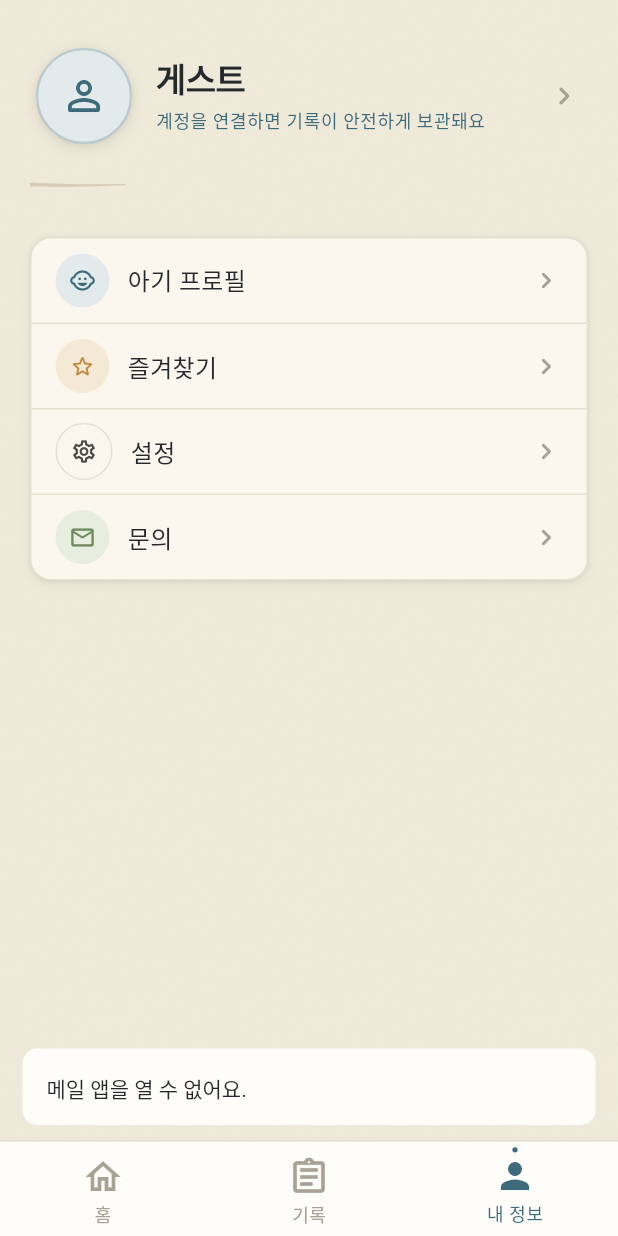
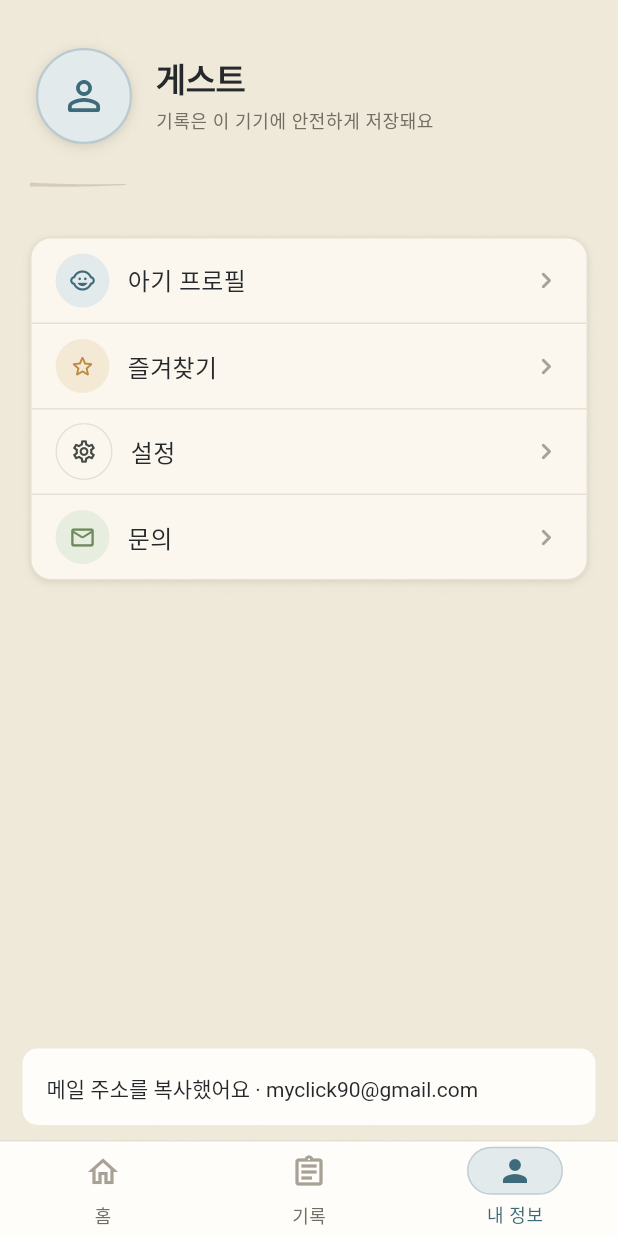
Before and after one commit to skyinthe-sea/agawaeuleo, a Flutter app: the ProfileScreen screen opened by its route, after a tap on "문의", on a phone screen of 412 x 824 dp. Run offline on Flutter 3.47's test engine with Material 3 defaults, Android fonts, the phone set to English and light mode, and no system bars; drawn by our look-alikes of flutter_animate; our stand-ins replace connectivity_plus, drift, drift_flutter, envied, firebase_core, firebase_messaging and 12 more; accounts and stored records are empty; generated files the repository leaves out were written again; Roboto replaces fonts that are missing (NotoSerifKR, Pretendard).

Commit message:
feat: 게스트 전용 출시 준비 — 계정연결 숨김·법무 재작성·네비 재설계·브랜딩·문의
- 계정연결 비활성(주석·복원 가능): 내 정보 헤더 onTap nullable(비인터랙티브·로컬
  저장 안내), 설정 ConnectAccountBanner, 트래킹 백업유도 시트(_maybeShowBackupPriming)
  배선 제거(backup_priming_sheet.dart 파일은 보존)
- 개인정보처리방침/이용약관: 로그인 없음·개인정보 미수집·기록 로컬 저장으로 재작성
  (§13.2/§13.3 원문 유지, 시행일 2026-07-12, 임시초안 박스 제거, §2 라이브 동기화 대비 완화)
- 오픈소스 라이선스 타일 숨김(주석)
- 하단 네비 재설계: 활성 accentWash 스타디움 알약(팝인+accent 헤어라인,
  textScaler≤1.3, reduce-motion·라이트/다크 토큰)
- 문의 구현·수정: 공용 lib/core/support/support_contact.dart → myclick90@gmail.com
  (LaunchMode.externalApplication + 실패 시 클립보드 폴백), Android manifest <queries> SENDTO+mailto
- 앱 이름 '아가왜울어'(AOS strings.xml/label, iOS CFBundleDisplayName)
- 앱 아이콘 토스풍(InkSeal 인주색+"아"): tool/app_icon/generate_app_icon.py,
  AOS 적응형+레거시 5밀도, iOS 15종(풀블리드·알파 없음)

검증: flutter analyze 0 이슈, 테스트 38파일 통과, apk --debug 빌드 ✓. 4각 적대검증 반영.

Co-Authored-By: Claude Opus 4.8 (1M context) <noreply@anthropic.com>

```diff
--- /dev/null
+++ b/lib/core/support/support_contact.dart
@@ -0,0 +1,35 @@
+import 'package:flutter/material.dart';
+import 'package:flutter/services.dart';
+import 'package:url_launcher/url_launcher.dart';
+
+/// 고객 문의 창구(§11.13/§11.16).
+///
+/// 발주자 문의 이메일. 화면·테스트가 하드코딩하지 않도록 단일 소스로 노출한다.
+const String supportEmail = 'myclick90@gmail.com';
+
+/// 문의 메일 앱을 **외부 애플리케이션**으로 연다.
+///
+/// 메일 앱을 열 수 없는 기기(메일 계정 미설정 등)에서도 문의가 "먹통"이 되지 않도록,
+/// 실패 시 주소를 클립보드에 복사하고 스낵바로 안내한다. Android 11+ 에서
+/// `launchUrl(mailto)` 가 성공하려면 매니페스트 `<queries>` 에 mailto(SENDTO)
+/// 인텐트가 선언돼 있어야 한다(AndroidManifest.xml 참조).
+Future<void> launchSupportEmail(BuildContext context) async {
+  final messenger = ScaffoldMessenger.of(context);
+  final uri = Uri.parse(
+    'mailto:$supportEmail?subject=${Uri.encodeComponent('[아가왜울어] 문의')}',
+  );
+
+  var launched = false;
+  try {
+    launched = await launchUrl(uri, mode: LaunchMode.externalApplication);
+  } on Object {
+    launched = false;
+  }
+  if (launched) return;
+
+  // 폴백: 메일 앱을 열 수 없을 때 주소를 복사해 직접 보낼 수 있게 안내한다.
+  await Clipboard.setData(const ClipboardData(text: supportEmail));
+  messenger.showSnackBar(
+    SnackBar(content: Text('메일 주소를 복사했어요 · $supportEmail')),
+  );
+}
--- a/lib/presentation/features/profile/profile_screen.dart
+++ b/lib/presentation/features/profile/profile_screen.dart
@@ -1,9 +1,9 @@
 import 'package:flutter/material.dart';
 import 'package:flutter_riverpod/flutter_riverpod.dart';
 import 'package:go_router/go_router.dart';
-import 'package:url_launcher/url_launcher.dart';
 
 import '../../../config/theme/theme.dart';
+import '../../../core/support/support_contact.dart';
 import '../../router/routes.dart';
 import '../../widgets/cards/app_card.dart';
 import '../../widgets/dividers/brush_divider.dart';
@@ -28,26 +28,10 @@ import 'widgets/profile_menu_tile.dart';
 class ProfileScreen extends ConsumerWidget {
   const ProfileScreen({super.key});
 
-  static const String _contactEmail = 'support@agawaeuleo.app';
-
-  Future<void> _openContact(BuildContext context) async {
-    final uri = Uri(
-      scheme: 'mailto',
-      path: _contactEmail,
-      queryParameters: <String, String>{'subject': '아가왜울어 문의'},
-    );
-    final messenger = ScaffoldMessenger.of(context);
-    final launched = await launchUrl(uri);
-    if (!launched && context.mounted) {
-      messenger.showSnackBar(const SnackBar(content: Text('메일 앱을 열 수 없어요.')));
-    }
-  }
-
   @override
   Widget build(BuildContext context, WidgetRef ref) {
     final colors = context.colors;
     final isGuest = ref.watch(isGuestProvider);
-    final userId = ref.watch(currentUserIdProvider);
 
     return Scaffold(
       backgroundColor: colors.paperBg,
@@ -56,12 +40,9 @@ class ProfileScreen extends ConsumerWidget {
           child: ListView(
             padding: const EdgeInsets.all(AppSpacing.screenPadding),
             children: [
-              ProfileHeader(
-                isGuest: isGuest,
-                subtitle: userId,
-                onTap: () =>
-                    context.pushNamed(isGuest ? Routes.login : Routes.settings),
-              ),
+              // 게스트 전용 모드: 계정 연결/편집 진입점을 숨긴다 —
+              // onTap 없이 정보 표시용 헤더로만 노출(chevron·탭 없음).
+              ProfileHeader(isGuest: isGuest),
               const SizedBox(height: AppSpacing.x12),
               const BrushDivider.section(),
               const SizedBox(height: AppSpacing.x32),
@@ -104,7 +85,7 @@ class ProfileScreen extends ConsumerWidget {
                       washColor: colors.sageWash,
                       iconColor: colors.sage,
                       index: 3,
-                      onTap: () => _openContact(context),
+                      onTap: () => launchSupportEmail(context),
                     ),
                   ],
                 ),
--- a/lib/presentation/features/profile/widgets/profile_header.dart
+++ b/lib/presentation/features/profile/widgets/profile_header.dart
@@ -4,43 +4,36 @@ import '../../../../config/theme/theme.dart';
 import '../../../../core/haptics/app_haptics.dart';
 import '../../../widgets/animated/ink_wash_splash.dart';
 
-/// §11.13 상단 프로필 헤더 — 아바타 원 64 + 이름/이메일(또는 게스트 안내).
+/// §11.13 상단 프로필 헤더 — 아바타 원 64 + 이름/부제.
 ///
-/// 게스트일 때는 이름 자리에 "게스트"를 보여주고 그 아래 계정 연결을 유도하는
-/// 한 줄(캡션, `accent`)을 붙인다. 연결된 계정은 이메일이 도메인에 없어(§domain
-/// AuthRepository 참고) `subtitle`(user_id)을 대신 보여준다. 전체 헤더가
-/// [onTap]("아바타 탭 → 프로필 편집")의 탭 영역이다.
+/// 게스트일 때는 이름 자리에 "게스트"를 보여주고 그 아래 로컬 저장 안내 한 줄
+/// (캡션, `ink500`)을 붙인다(게스트 전용 모드 — 계정 연결 유도 문구는 비활성).
+/// 연결된 계정은 이메일이 도메인에 없어(§domain AuthRepository 참고)
+/// `subtitle`(user_id)을 대신 보여준다. [onTap]이 주어지면 전체 헤더가 탭 영역이
+/// 되고(우측 chevron 노출), null이면 정보 표시용 비인터랙티브 헤더가 된다.
 class ProfileHeader extends StatelessWidget {
   const ProfileHeader({
     required this.isGuest,
-    required this.onTap,
     super.key,
     this.subtitle,
+    this.onTap,
   });
 
   final bool isGuest;
 
   /// 연결된 계정일 때 표시할 부제(user_id). 게스트면 무시된다.
   final String? subtitle;
-  final VoidCallback onTap;
+
+  /// null이면 헤더는 정보 표시용(비인터랙티브)이 된다 — 게스트 전용 모드에서
+  /// 계정 연결/편집 진입점을 숨기기 위함(chevron·리플·탭 없음).
+  final VoidCallback? onTap;
 
   @override
   Widget build(BuildContext context) {
     final colors = context.colors;
     final texts = context.texts;
 
-    return Material(
-      color: Colors.transparent,
-      child: InkWell(
-        onTap: () {
-          AppHaptics.tap();
-          onTap();
-        },
-        splashFactory: InkWashSplash.splashFactory,
-        splashColor: colors.accentWash,
-        highlightColor: Colors.transparent,
-        borderRadius: AppRadius.brMd,
-        child: Padding(
+    final content = Padding(
       padding: const EdgeInsets.symmetric(
         horizontal: AppSpacing.x4,
         vertical: AppSpacing.x12,
@@ -62,9 +55,11 @@ class ProfileHeader extends StatelessWidget {
                 ),
                 const SizedBox(height: AppSpacing.x4),
                 if (isGuest)
+                  // 게스트 전용 모드: 계정 연결 유도 문구 대신 로컬 저장 안내만 노출.
+                  // (원문 "계정을 연결하면 기록이 안전하게 보관돼요" — 계정 기능 복원 시 되돌릴 것)
                   Text(
-                        '계정을 연결하면 기록이 안전하게 보관돼요',
-                        style: texts.caption.copyWith(color: colors.accent),
+                    '기록은 이 기기에 안전하게 저장돼요',
+                    style: texts.caption.copyWith(color: colors.ink500),
                     maxLines: 1,
                     overflow: TextOverflow.ellipsis,
                   )
@@ -78,10 +73,26 @@ class ProfileHeader extends StatelessWidget {
               ],
             ),
           ),
+          if (onTap != null)
             Icon(Icons.chevron_right_rounded, color: colors.ink300),
         ],
       ),
-        ),
+    );
+
+    if (onTap == null) return content;
+
+    return Material(
+      color: Colors.transparent,
+      child: InkWell(
+        onTap: () {
+          AppHaptics.tap();
+          onTap!();
+        },
+        splashFactory: InkWashSplash.splashFactory,
+        splashColor: colors.accentWash,
+        highlightColor: Colors.transparent,
+        borderRadius: AppRadius.brMd,
+        child: content,
       ),
     );
   }
--- a/lib/presentation/features/settings/terms_viewer_screen.dart
+++ b/lib/presentation/features/settings/terms_viewer_screen.dart
@@ -9,20 +9,20 @@ import 'terms_doc.dart';
 /// §11.16 "정책/약관 탭 → 인앱 뷰어". [doc]으로 [TermsDoc.privacy]/[TermsDoc.terms]를
 /// 구분해 같은 뷰어를 재사용한다.
 ///
-/// **범위**: 여기 있는 본문은 구조를 보여주는 자리표시자(placeholder) 초안이다.
-/// §12.1-9에 따라 실제 법률 문구의 작성·최종 검수 책임은 발주자에게 있다 — 아래
-/// `_sectionsFor`의 TODO 지점을 확정 텍스트로 교체해야 스토어 제출이 가능하다
-/// (§13.4 "개인정보처리방침·이용약관 링크").
+/// **범위**: 본문은 현재 앱 동작(로그인 없는 게스트 전용 · 기록은 기기에 로컬 저장 ·
+/// 개인정보 미수집)에 맞춘 내용이다. 서버/제휴 구성이 바뀌면(계정 연결 도입, 수집
+/// 항목 추가 등) 이 문구도 함께 갱신해야 하며, 스토어 제출 전 발주자의 최종 확인을
+/// 권장한다(§13.4 "개인정보처리방침·이용약관 링크"). 대가성(§13.2)·의학 면책(§13.3)
+/// 문구는 앱 내 다른 표기와 동일한 원문을 사용한다.
 ///
-/// DESIGN v2 §7.7 — amber 하드코딩 배경을 `amberWash` 토큰으로, 섹션 제목 앞에
-/// 번호 배지(20dp 원, accentWash/accent, data체)를 붙이고, 문서 말미에
-/// `InkSeal`(watermark) + 시행일로 마무리한다.
+/// DESIGN v2 §7.7 — 섹션 제목 앞에 번호 배지(20dp 원, accentWash/accent, data체)를
+/// 붙이고, 문서 말미에 `InkSeal`(watermark) + 시행일로 마무리한다.
 class TermsViewerScreen extends StatelessWidget {
   const TermsViewerScreen({required this.doc, super.key});
 
   final String doc;
 
-  static const String _effectiveDateNotice = '시행일: TODO(발주자) — 최종 확정 후 표기';
+  static const String _effectiveDateNotice = '시행일: 2026년 7월 12일';
 
   @override
   Widget build(BuildContext context) {
@@ -44,20 +44,6 @@ class TermsViewerScreen extends StatelessWidget {
             Text(
               _effectiveDateNotice,
               style: texts.caption.copyWith(color: colors.ink500),
-            ),
-            const SizedBox(height: AppSpacing.x16),
-            Container(
-              padding: const EdgeInsets.all(AppSpacing.cardPadding),
-              decoration: BoxDecoration(
-                color: colors.amberWash,
-                borderRadius: AppRadius.brMd,
-                border: Border.all(color: colors.amber.withValues(alpha: 0.4)),
-              ),
-              child: Text(
-                '이 문서는 개발 단계의 임시 초안입니다. 발주자의 법률 검토를 거쳐 '
-                '확정된 문구로 교체한 뒤 스토어에 제출해야 합니다(§12.1, §13.4).',
-                style: texts.caption.copyWith(color: colors.ink700),
-              ),
             ),
             const SizedBox(height: AppSpacing.x24),
             for (var i = 0; i < sections.length; i++) ...[
@@ -104,57 +90,71 @@ class TermsViewerScreen extends StatelessWidget {
   List<_TermsSection> _sectionsFor(String doc) => switch (doc) {
     TermsDoc.privacy => const [
       _TermsSection(
-        '1. 수집하는 개인정보 항목',
-        'TODO(발주자): 이메일, 아기 프로필(생년월일 등), '
-            '트래킹 기록, 기기 식별자 등 실제 수집 항목을 확정해 채워주세요.',
+        '1. 개인정보를 수집하지 않습니다',
+        '아가왜울어는 회원가입과 로그인이 없으며, 이름·이메일·전화번호·주소처럼 '
+            '개인을 식별할 수 있는 정보를 수집하지 않습니다. 서비스를 이용하기 위해 '
+            '별도의 계정을 만들 필요가 없습니다.',
       ),
       _TermsSection(
-        '2. 개인정보의 수집 및 이용 목적',
-        'TODO(발주자): 서비스 제공, 계정 식별, '
-            '맞춤 콘텐츠 제공 등 목적을 명시해주세요.',
+        '2. 육아 기록은 기기에 저장됩니다',
+        '수유·수면·기저귀 같은 육아 기록, 아기 프로필, 즐겨찾기 등 이용자가 입력한 '
+            '정보는 이용자의 기기(로컬 저장소)에 저장됩니다. 로그인이 없으므로 이 기록은 '
+            '이름·이메일 같은 개인을 식별하는 정보와 연결되지 않으며, 제3자에게 판매·'
+            '공유되지 않습니다. 앱을 삭제하면 기기의 기록도 삭제되니, 중요한 기록은 기기 '
+            '분실에 대비해 별도로 보관해 주세요.',
       ),
       _TermsSection(
-        '3. 개인정보의 보유 및 이용 기간',
-        'TODO(발주자): 계정 삭제 시 파기 원칙 및 '
-            '법령에 따른 보존 예외를 기재해주세요(§13.4 계정 삭제 요건).',
+        '3. 증상·제품 정보의 표시',
+        '앱이 보여 주는 증상 참고정보와 육아용품 목록은 서버에서 내려받아 표시하는 '
+            '공용 콘텐츠입니다. 이 정보를 불러오는 과정에서 이용자를 식별하는 개인정보는 '
+            '서버로 전송되지 않습니다.',
       ),
       _TermsSection(
-        '4. 이용자의 권리와 행사 방법',
-        'TODO(발주자): 열람·정정·삭제·처리정지 요구권 '
-            '및 설정 내 계정 삭제 경로를 안내해주세요.',
+        '4. 외부 서비스로의 연결',
+        '육아용품 추천 링크를 누르면 외부 브라우저 또는 쿠팡 앱이 열립니다. 링크 이동 '
+            '이후의 정보 처리는 해당 서비스(쿠팡)의 개인정보처리방침을 따릅니다. '
+            '아가왜울어는 쿠팡 파트너스 활동으로 수수료를 받습니다.',
       ),
       _TermsSection(
-        '5. 제3자 제공 및 위탁',
-        'TODO(발주자): Supabase, 쿠팡 파트너스, 푸시(FCM) '
-            '등 사용 중인 외부 서비스와 위탁 범위를 기재해주세요.',
+        '5. 앱 안정성 진단',
+        '앱의 오류를 개선하기 위해, 개인을 식별할 수 없는 익명의 오류·진단 정보가 '
+            '수집될 수 있습니다. 이 정보에는 이름·연락처 등 개인정보가 포함되지 않습니다.',
       ),
+      _TermsSection('6. 문의', '개인정보 처리에 관한 문의는 myclick90@gmail.com 으로 연락해 주세요.'),
     ],
     TermsDoc.terms => const [
+      _TermsSection('1. 목적', '본 약관은 아가왜울어(이하 ‘앱’)의 이용 조건과 절차를 정합니다.'),
       _TermsSection(
-        '1. 목적',
-        'TODO(발주자): 본 약관이 아가왜울어 앱 이용에 관한 조건을 '
-            '규정함을 명시해주세요.',
+        '2. 서비스의 내용',
+        '앱은 아기 증상에 대한 참고정보, 육아용품 추천, 육아 기록(트래킹) 기능을 '
+            '제공합니다. 증상 정보는 의학적 진단이 아니라 일반적인 참고 목적으로 '
+            '제공됩니다.',
       ),
       _TermsSection(
-        '2. 서비스의 내용',
-        'TODO(발주자): 증상 정보 제공(참고용, 진단 아님), '
-            '육아용품 추천(쿠팡 파트너스 활동으로 수수료 수취 — §13.2), 트래킹 등 '
-            '제공 기능을 기재해주세요.',
-      ),
-      _TermsSection(
-        '3. 회원가입 및 게스트 이용',
-        'TODO(발주자): 로그인 없이 이용 가능한 범위와 '
-            '계정 연결 시 데이터 승계 원칙을 안내해주세요(§3.3 게스트 우선).',
+        '3. 로그인 없는 이용',
+        '앱은 회원가입이나 로그인 없이 게스트 상태로 모든 기능을 이용할 수 있습니다. '
+            '이용자가 입력한 기록은 이용자의 기기 안에만 저장됩니다.',
       ),
       _TermsSection(
         '4. 의학 정보에 관한 면책',
-        'TODO(발주자): 앱 내 증상 정보는 의학적 진단이 '
-            '아니며 참고용이라는 점, 응급 시 병원 방문을 안내해주세요(§13.3).',
+        '본 정보는 의학적 진단이 아니며 참고용입니다. 증상이 우려되면 소아과 전문의와 '
+            '상담하세요. 발열·호흡곤란·경련 등 응급 신호가 있으면 지체 없이 병원을 '
+            '방문하거나 119에 연락하세요.',
       ),
       _TermsSection(
-        '5. 계정 해지(탈퇴)',
-        'TODO(발주자): 설정 › 계정 관리에서 계정 삭제 시 '
-            '데이터 파기 범위와 절차를 안내해주세요.',
+        '5. 제휴 및 수수료 고지',
+        '앱의 제품 추천 링크는 쿠팡 파트너스 활동의 일환입니다. 아가왜울어는 쿠팡 '
+            '파트너스 활동으로 수수료를 받습니다.',
+      ),
+      _TermsSection(
+        '6. 책임의 한계',
+        '앱은 정보의 정확성을 위해 노력하지만, 제공된 정보의 이용으로 발생한 결과에 '
+            '대해서는 관련 법령이 허용하는 범위에서 책임을 지지 않습니다. 기기에 저장된 '
+            '기록은 기기 분실이나 앱 삭제 시 복구되지 않을 수 있습니다.',
+      ),
+      _TermsSection(
+        '7. 약관 변경 및 문의',
+        '약관이 변경되면 앱을 통해 공지합니다. 문의: myclick90@gmail.com',
       ),
     ],
     _ => const [_TermsSection('문서를 찾을 수 없어요', '요청하신 약관 문서가 존재하지 않습니다.')],
--- a/lib/presentation/widgets/navigation/app_bottom_nav.dart
+++ b/lib/presentation/widgets/navigation/app_bottom_nav.dart
@@ -3,9 +3,15 @@ import 'package:flutter/services.dart';
 
 import '../../../config/theme/theme.dart';
 
-/// §11.0 하단 탭바. 높이 64 + 세이프에어리어, 배경 `paper.raised`, 상단 헤어라인 `line`,
-/// 아이콘 28 / 라벨 caption 12, 활성 `accent` / 비활성 `ink.300`.
-/// 탭 시 `selectionClick` 햅틱 + 아이콘/라벨 색 트윈 200ms(탭 전환 fade-through는 셸이 담당).
+/// §11.0 하단 탭바 (DESIGN v2 재설계 — 활성 잉크워시 알약 인디케이터).
+///
+/// 배경 `paper.raised` + 상단 헤어라인 `line`(브랜드 시그니처 유지). 활성 탭은 아이콘
+/// 뒤에 스타디움형 `accentWash` 알약(먹빛 워시)이 팝인하고 아이콘/라벨이 `accent`로
+/// 물든다. 비활성은 외곽선 아이콘 `ink.300` + 라벨 `ink.500`. 알약 톤은 홈 카드
+/// 일러스트의 청록 잉크(accent)와 같은 계열이라 홈과 결이 맞는다.
+///
+/// 탭 시 `selectionClick` 햅틱 + 알약/색 전환 `base`(260ms, reduce-motion 시 0ms).
+/// 탭 전환 페이지 fade-through는 셸(app_router)이 담당한다.
 class AppBottomNav extends StatelessWidget {
   const AppBottomNav({
     required this.currentIndex,
@@ -41,7 +47,7 @@ class AppBottomNav extends StatelessWidget {
       child: SafeArea(
         top: false,
         child: SizedBox(
-          height: 64,
+          height: AppSpacing.x64,
           child: Row(
             children: [
               for (var i = 0; i < _items.length; i++)
@@ -74,68 +80,78 @@ class _NavItem extends StatelessWidget {
   final bool selected;
   final VoidCallback onTap;
 
-  /// DESIGN v2 §5.3 활성 탭 먹점 슬롯 높이. 점(3.5dp)이 상단 정렬되어 아이콘과
-  /// 사이에 2dp 여백이 남는다(3.5 + 2 = 5.5).
-  static const double _dotSlotHeight = 5.5;
-  static const double _dotSize = 3.5;
+  /// DESIGN v2 §5.3 활성 인디케이터(스타디움 알약)와 아이콘 치수.
+  static const double _pillWidth = AppSpacing.x64; // 64
+  static const double _pillHeight = AppSpacing.x32; // 32
+  static const double _iconSize = 24;
+
+  /// 팝인 시 알약이 시작하는 스케일(→ 1.0으로 자라며 등장).
+  static const double _pillScaleMin = 0.8;
 
   @override
   Widget build(BuildContext context) {
     final c = context.colors;
-    final target = selected ? c.accent : c.ink300;
+    final target = selected ? 1.0 : 0.0;
 
     return GestureDetector(
       behavior: HitTestBehavior.opaque,
       onTap: onTap,
-      child: TweenAnimationBuilder<Color?>(
-        duration: AppMotion.resolve(context, const Duration(milliseconds: 200)),
+      child: TweenAnimationBuilder<double>(
+        // end만 지정 — 첫 빌드에선 애니메이션 없이 target에 안착하고, 선택이 바뀔 때만
+        // 재생된다(불필요한 초기 모션 방지).
+        tween: Tween<double>(end: target),
+        duration: AppMotion.resolve(context, AppMotion.base),
         curve: AppMotion.standard,
-        tween: ColorTween(end: target),
-        builder: (context, color, _) {
-          final resolved = color ?? target;
+        builder: (context, raw, _) {
+          final t = raw.clamp(0.0, 1.0);
+          final iconColor = Color.lerp(c.ink300, c.accent, t)!;
+          final labelColor = Color.lerp(c.ink500, c.accent, t)!;
           return Column(
             mainAxisAlignment: MainAxisAlignment.center,
             children: [
               SizedBox(
-                height: _dotSlotHeight,
-                child: Align(
-                  alignment: Alignment.topCenter,
-                  child: AnimatedScale(
-                    scale: selected ? 1 : 0,
-                    duration: AppMotion.resolve(
-                      context,
-                      selected ? AppMotion.base : AppMotion.fast,
-                    ),
-                    curve: selected
-                        ? AppMotion.resolveCurve(context, AppMotion.spring)
-                        : AppMotion.standard,
-                    child: AnimatedOpacity(
-                      opacity: selected ? 1 : 0,
-                      duration: AppMotion.resolve(context, AppMotion.fast),
-                      curve: AppMotion.standard,
+                width: _pillWidth,
+                height: _pillHeight,
+                child: Stack(
+                  alignment: Alignment.center,
+                  children: [
+                    // 활성 잉크워시 알약 — 스케일 팝인 + 알파 페이드(그림자·그라디언트 없음).
+                    Transform.scale(
+                      scale: _pillScaleMin + (1 - _pillScaleMin) * t,
                       child: Container(
-                        width: _dotSize,
-                        height: _dotSize,
+                        width: _pillWidth,
+                        height: _pillHeight,
                         decoration: BoxDecoration(
-                          color: c.accent,
-                          shape: BoxShape.circle,
+                          color: c.accentWash.withValues(alpha: t),
+                          borderRadius: AppRadius.brFull,
+                          // 다크모드에서 accentWash 알약이 paperRaised와 거의 겹쳐
+                          // 흐릿해지므로, accent 톤 헤어라인(브랜드 시그니처)으로
+                          // 활성 상태 가독성을 보강한다(그림자·그라디언트 금지 준수).
+                          border: Border.all(
+                            color: c.accent.withValues(alpha: t * 0.22),
+                          ),
                         ),
                       ),
                     ),
-                  ),
+                    Icon(
+                      selected ? data.activeIcon : data.icon,
+                      size: _iconSize,
+                      color: iconColor,
+                    ),
+                  ],
                 ),
               ),
-              Icon(
-                selected ? data.activeIcon : data.icon,
-                size: 28,
-                color: resolved,
-              ),
-              const SizedBox(height: AppSpacing.x2),
+              const SizedBox(height: AppSpacing.x4),
               Text(
                 data.label,
-                style: AppTypography.caption.copyWith(color: resolved),
+                style: context.texts.caption.copyWith(color: labelColor),
                 maxLines: 1,
                 overflow: TextOverflow.ellipsis,
+                // 큰 시스템 글자 크기에서 라벨이 세로로 넘쳐 64dp 탭바를 초과하지
+                // 않도록 배율 상한을 둔다(하단 탭 관례).
+                textScaler: MediaQuery.textScalerOf(
+                  context,
+                ).clamp(maxScaleFactor: 1.3),
               ),
             ],
           );
```
Also changed, not shown: lib/presentation/features/settings/settings_screen.dart (+23 -44 lines), lib/presentation/features/tracking/tracking_entry_sheet.dart (+4 -29 lines), 37 other files. Lines whose indentation alone changed are shown as unchanged.
